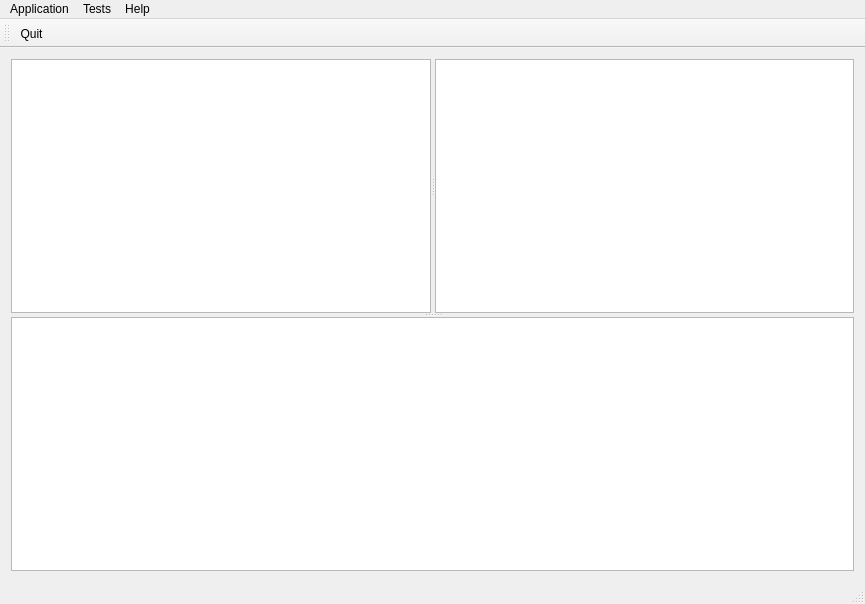
The window that ui/TestExecutor.ui (dshadrin/TestExecutor) describes before a commit, drawn with Qt 5.
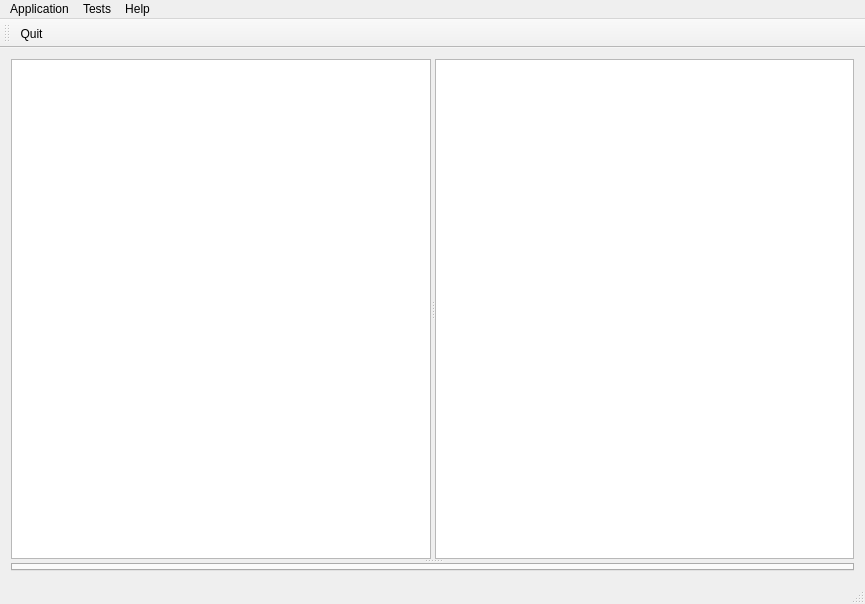
The same window after the commit. Icons and pictures are not drawn.

Commit message: add ui for session config dialog

The edit to the form file:
```diff
--- a/ui/TestExecutor.ui
+++ b/ui/TestExecutor.ui
@@ -75,7 +75,7 @@
         </property>
        </widget>
       </widget>
-      <widget class="QTableView" name="tableView">
+      <widget class="QTabWidget" name="tabWidget">
        <property name="maximumSize">
         <size>
          <width>16777215</width>
```
The commit also changes 7 other files.
